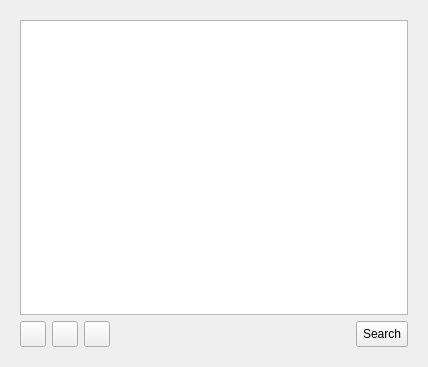
The window that wizard/toolchain_select.ui (imby/STM32VLDiscovery_BeRTOS) describes before a commit, drawn with Qt 5.
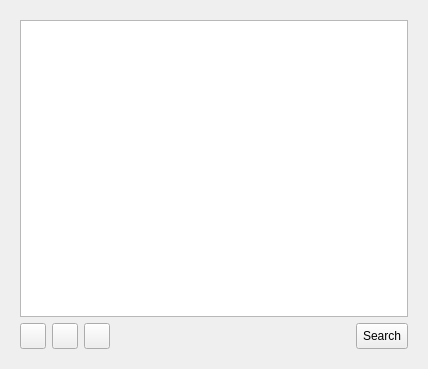
The same window after the commit. The open tabs and pages were chosen to show the change. Icons and pictures are not drawn.

Commit message: Modify the order of the toolchain stacked widget pages

The edit to the form file:
```diff
--- a/wizard/toolchain_select.ui
+++ b/wizard/toolchain_select.ui
@@ -6,7 +6,7 @@
     <x>0</x>
     <y>0</y>
     <width>428</width>
-    <height>367</height>
+    <height>369</height>
    </rect>
   </property>
   <property name="sizePolicy" >
```
Left out of the diff: 2 changed lines with no effect on the pictures.
